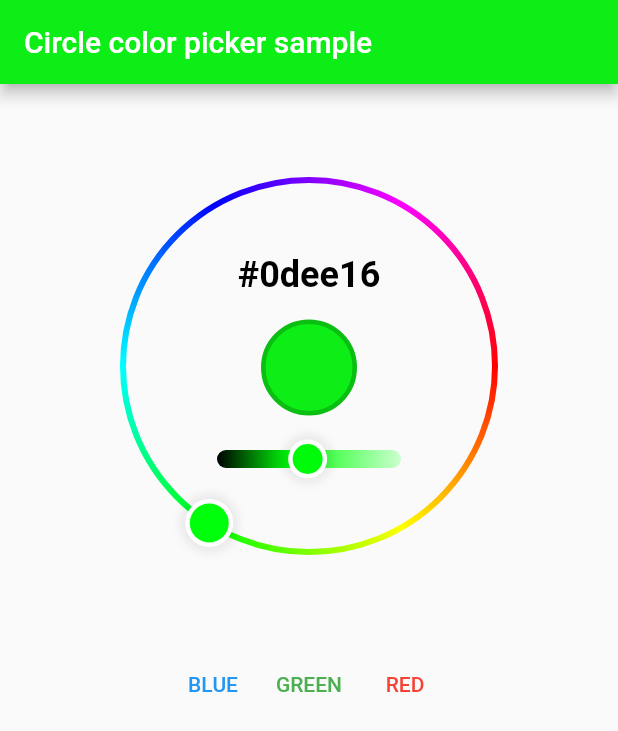
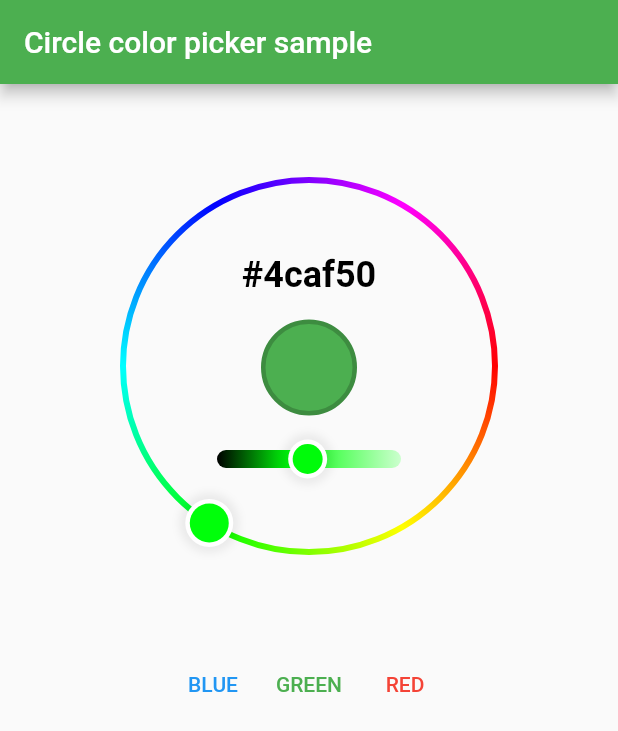
Before and after one commit to itome/flutter_circle_color_picker, a Flutter app: the screen it shows after launch, after a tap on "GREEN", on a phone screen of 412 x 824 dp. Shown: the top 731 px of the screen. Run offline on Flutter 3.47's test engine with Material 2 defaults, Android fonts, the phone set to English and light mode, and no system bars.

Commit message:
bugfix, disable listener on setColor

```diff
--- a/lib/flutter_circle_color_picker.dart
+++ b/lib/flutter_circle_color_picker.dart
@@ -208,6 +208,7 @@ class _CircleColorPickerState extends State<CircleColorPicker>
   void _onColorChanged() {
     widget.onChanged?.call(_color);
     widget.controller?.color = _color;
+    setState(() {});
   }
 
   void _onEnded() {
@@ -216,9 +217,21 @@ class _CircleColorPickerState extends State<CircleColorPicker>
 
   void _setColor() {
     if (widget.controller != null && widget.controller!.color != _color) {
+      widget.onChanged?.call(widget.controller!.color);
+
+      _hueController.removeListener(_onColorChanged);
+      _lightnessController.removeListener(_onColorChanged);
+
       final hslColor = HSLColor.fromColor(widget.controller!.color);
       _hueController.value = hslColor.hue;
       _lightnessController.value = hslColor.lightness;
+      _saturation = hslColor.saturation;
+      _alpha = hslColor.alpha;
+
+      _hueController.addListener(_onColorChanged);
+      _lightnessController.addListener(_onColorChanged);
+
+      setState(() {});
     }
   }
 }
```
